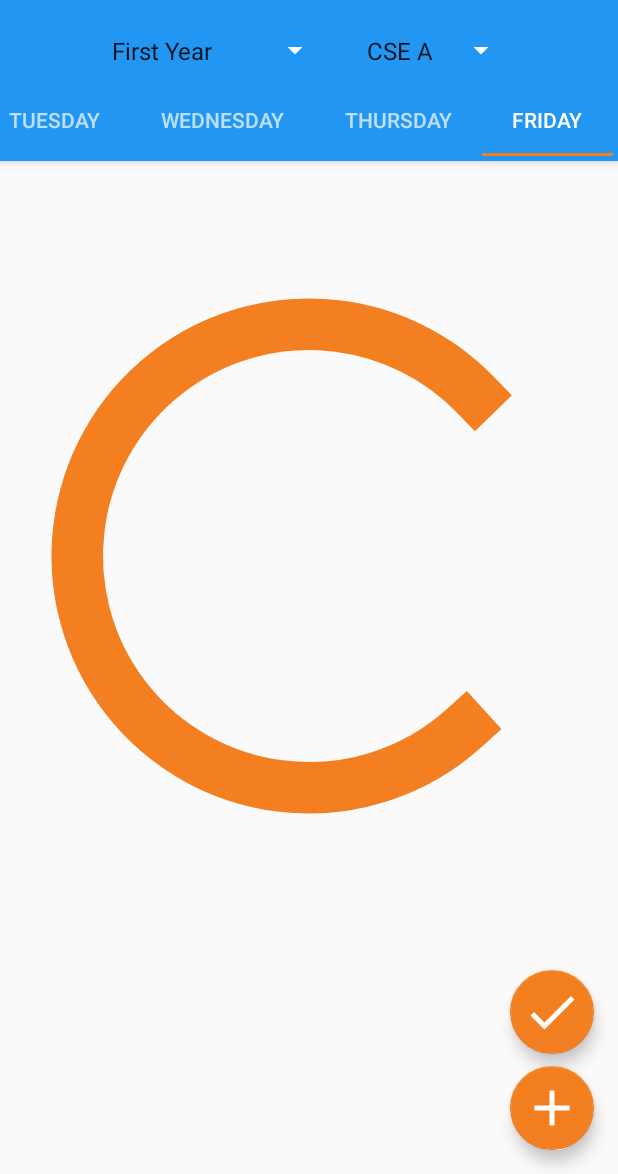
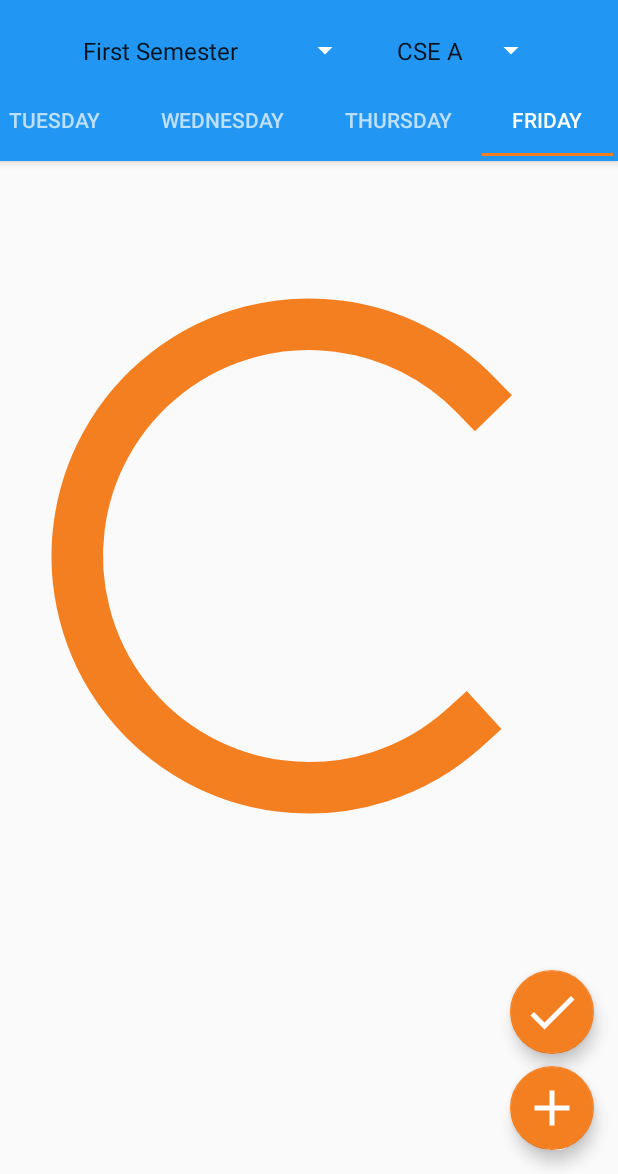
Before and after one commit to Shikharkannojia/TimeTab-Teacher-admin, an Android app: the screen it shows after launch (MainActivity), on a phone screen of 412 x 824 dp, the part 62-1236 px from its top. Run offline under Robolectric (Android 15) with nearby library versions, the phone set to English and light mode, and no system bars; our stand-ins replace Firebase (no records; nobody signed in at launch, a user with empty details on screens opened directly); libraries missing offline, so code that uses them is left out: com.afollestad.materialdialogs, com.ajts.androidmads, com.github.stephenvinouze.shapetextdrawable, com.mikepenz.aboutlibraries, com.pd.chocobar and 3 more; 3 statements that could not run were skipped.

Commit message:
Year to Semester

```diff
--- a/app/src/main/java/com/bpitindia/timetable/activities/MainActivity.java
+++ b/app/src/main/java/com/bpitindia/timetable/activities/MainActivity.java
@@ -85,7 +85,7 @@ public class MainActivity extends AppCompatActivity implements NavigationView.On
     private DbHelper db;
     private DownloadExcel downloadExcel;
     private static final int showNextDayAfterSpecificHour = 20;
-    private String year = "First Year";
+    private String semester = "First Semester";
     private String branch = "CSE A";
 
     @Override
@@ -109,7 +109,7 @@ public class MainActivity extends AppCompatActivity implements NavigationView.On
         }
 
         SharedPreferences sharedPreferences = getSharedPreferences("class", Context.MODE_PRIVATE);
-        year = sharedPreferences.getString("year", year);
+        semester = sharedPreferences.getString("semester", semester);
         branch = sharedPreferences.getString("branch",branch);
 
         getFirebase();
@@ -147,17 +147,17 @@ public class MainActivity extends AppCompatActivity implements NavigationView.On
     private void getYearAndBranch() {
         SharedPreferences sharedPreferences = getSharedPreferences("class", Context.MODE_PRIVATE);
         SharedPreferences.Editor editor = sharedPreferences.edit();
-        editor.putString("year", year);
+        editor.putString("semester", semester);
         editor.putString("branch", branch);
         editor.apply();
 
         Spinner yearSpinner = findViewById(R.id.yearSpinner);
         Spinner branchSpinner = findViewById(R.id.branchSpinner);
 
-        String[] yearItems = {"First Year", "Second Year", "Third Year", "Fourth Year"};
+        String[] semesterItems = {"First Semester", "Second Semester", "Third Semester", "Fourth Semester", "Fifth Semester", "Sixth Semester", "Seventh Semester", "Eighth Semester"};
         String[] branchItems = {"CSE A", "CSE B", "EEE A", "EEE B"};
 
-        ArrayAdapter<String> yearAdapter = new ArrayAdapter<>(this, R.layout.spinner_item, yearItems);
+        ArrayAdapter<String> yearAdapter = new ArrayAdapter<>(this, R.layout.spinner_item, semesterItems);
         yearAdapter.setDropDownViewResource(R.layout.spinner_item);
         yearSpinner.setAdapter(yearAdapter);
 
@@ -165,19 +165,20 @@ public class MainActivity extends AppCompatActivity implements NavigationView.On
         branchAdapter.setDropDownViewResource(R.layout.spinner_item);
         branchSpinner.setAdapter(branchAdapter);
 
-        String itemToSelectYear = year;
+        String itemToSelectYear = semester;
         int positionToSelectYear = yearAdapter.getPosition(itemToSelectYear);
         yearSpinner.setSelection(positionToSelectYear);
 
         String itemToSelectBranch = branch;
         int positionToSelectBranch = branchAdapter.getPosition(itemToSelectBranch);
         branchSpinner.setSelection(positionToSelectBranch);
+
         yearSpinner.setOnItemSelectedListener(new AdapterView.OnItemSelectedListener() {
             @Override
             public void onItemSelected(AdapterView<?> parent, View view, int position, long id) {
-                String selectedYear = yearItems[position];
-                year = selectedYear;
-                editor.putString("year", year);
+                String selectedYear = semesterItems[position];
+                semester = selectedYear;
+                editor.putString("semester", semester);
                 editor.putString("branch", branch);
                 editor.apply();
                 if (!initialSelection1) {
@@ -199,7 +200,7 @@ public class MainActivity extends AppCompatActivity implements NavigationView.On
             public void onItemSelected(AdapterView<?> parent, View view, int position, long id) {
                 String selectedBranch = branchItems[position];
                 branch = selectedBranch;
-                editor.putString("year", year);
+                editor.putString("semester", semester);
                 editor.putString("branch", branch);
                 editor.apply();
                 if (!initialSelection2) {
@@ -218,20 +219,20 @@ public class MainActivity extends AppCompatActivity implements NavigationView.On
 
 
     private void getFirebase() {
-        loadDay("Monday", year, branch);
-        loadDay("Tuesday", year, branch);
-        loadDay("Wednesday", year, branch);
-        loadDay("Thursday", year, branch);
-        loadDay("Friday", year, branch);
+        loadDay("Monday", semester, branch);
+        loadDay("Tuesday", semester, branch);
+        loadDay("Wednesday", semester, branch);
+        loadDay("Thursday", semester, branch);
+        loadDay("Friday", semester, branch);
     }
 
-    public void loadDay(String day, String year, String branch){
+    public void loadDay(String day, String semester, String branch){
         FirebaseDatabase database = FirebaseDatabase.getInstance();
         DatabaseReference myRef = database.getReference("App");
         db = new DbHelper(this);
         db.deleteAll();
 
-        DatabaseReference myRef1 = myRef.child("TimeTable").child("Student").child(branch).child(year).child(day);
+        DatabaseReference myRef1 = myRef.child("TimeTable").child("Student").child(branch).child(semester).child(day);
         myRef1.addListenerForSingleValueEvent(new ValueEventListener() {
             @Override
             public void onDataChange(@NonNull DataSnapshot snapshot) {
@@ -240,7 +241,7 @@ public class MainActivity extends AppCompatActivity implements NavigationView.On
                     for (int i = 1; i <= size1; i++) {
                         String str = "P" + i;
 
-                        myRef.child("TimeTable").child("Student").child(branch).child(year).child(day).child(str).get().addOnSuccessListener(new OnSuccessListener<DataSnapshot>() {
+                        myRef.child("TimeTable").child("Student").child(branch).child(semester).child(day).child(str).get().addOnSuccessListener(new OnSuccessListener<DataSnapshot>() {
                             @Override
                             public void onSuccess(DataSnapshot dataSnapshot) {
                                 String name = Objects.requireNonNull(dataSnapshot.child("Subject").getValue()).toString();
@@ -283,20 +284,19 @@ public class MainActivity extends AppCompatActivity implements NavigationView.On
     }
 
 
-
     public void putOnFirebase(){
         FirebaseDatabase database = FirebaseDatabase.getInstance();
-        DatabaseReference myRef = database.getReference("App").child("Student").child(branch).child(year);
+        DatabaseReference myRef = database.getReference("App").child("Student").child(branch).child(semester);
         myRef.removeValue();
 
-        addDay("Monday", year, branch);
-        addDay("Tuesday", year, branch);
-        addDay("Wednesday", year, branch);
-        addDay("Thursday", year, branch);
-        addDay("Friday", year, branch);
+        addDay("Monday", semester, branch);
+        addDay("Tuesday", semester, branch);
+        addDay("Wednesday", semester, branch);
+        addDay("Thursday", semester, branch);
+        addDay("Friday", semester, branch);
     }
 
-    public void addDay(String day, String year, String branch){
+    public void addDay(String day, String semester, String branch){
         db = new DbHelper(this);
         ArrayList<Week> dayList = db.getWeek(day);
 
@@ -306,7 +306,7 @@ public class MainActivity extends AppCompatActivity implements NavigationView.On
 
         for(int i = 0; i < dayList.size(); i++){
             String str = "P"+(i+1);
-            DatabaseReference m = myRef.child("TimeTable").child("Student").child(branch).child(year).child(day).child(str);
+            DatabaseReference m = myRef.child("TimeTable").child("Student").child(branch).child(semester).child(day).child(str);
             String teacher = dayList.get(i).getTeacher();
             String subject = dayList.get(i).getSubject();
             String room = dayList.get(i).getRoom();
```
